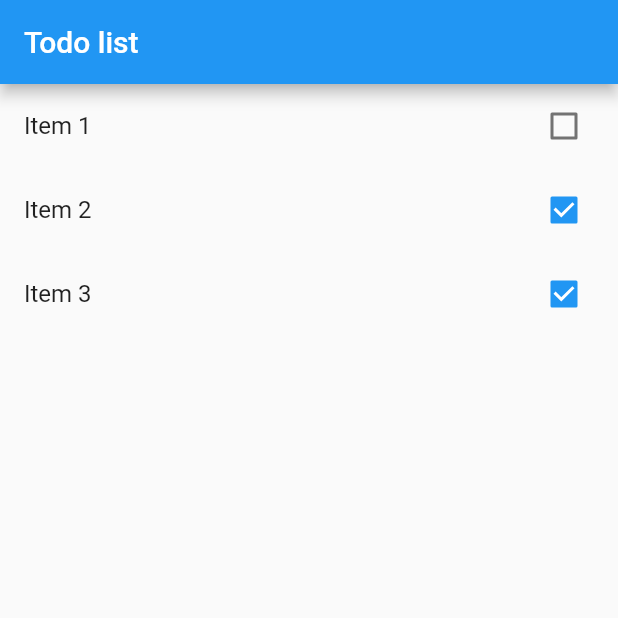
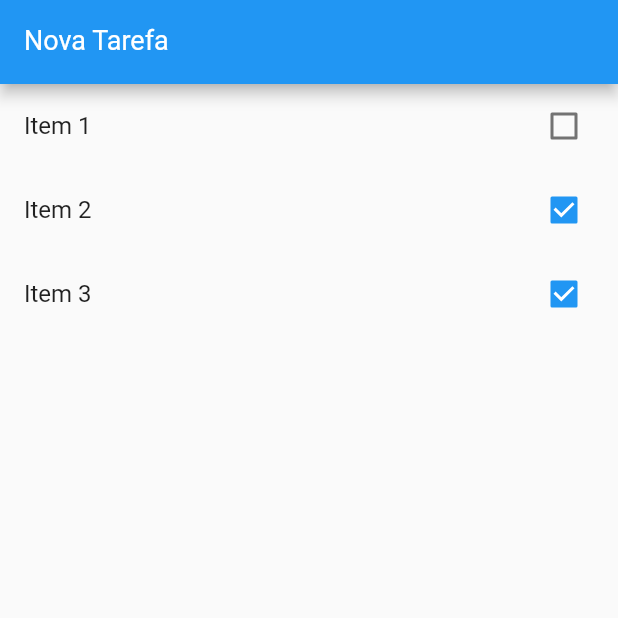
Before and after one commit to italopenha/todo_flutter, a Flutter app: the screen it shows after launch, on a phone screen of 412 x 824 dp, the top half of it. Run offline on Flutter 3.47's test engine with Material 2 defaults, Android fonts, the phone set to English and light mode, and no system bars.

Commit message:
Adicionando setState e TextFormField

```diff
--- a/lib/main.dart
+++ b/lib/main.dart
@@ -36,11 +36,26 @@ class HomePage extends StatefulWidget {
 }
 
 class _HomePageState extends State<HomePage> {
+  var newTaskCtrl = TextEditingController();
+
   @override
   Widget build(BuildContext context) {
     return Scaffold(
       appBar: AppBar(
-        title: Text("Todo list"),
+        title: TextFormField(
+          controller: newTaskCtrl,
+          keyboardType: TextInputType.text,
+          style: TextStyle(
+            color: Colors.white,
+            fontSize: 18,
+          ),
+          decoration: InputDecoration(
+            labelText: "Nova Tarefa",
+            labelStyle: TextStyle(
+              color: Colors.white,
+            ),
+          ),
+        ),
       ),
       body: ListView.builder(
         itemCount: widget.items.length,
@@ -51,7 +66,9 @@ class _HomePageState extends State<HomePage> {
             key: Key(item.title),
             value: item.done,
             onChanged: (value) {
-              print(value);
+              setState(() {
+                item.done = value;
+              });
             },
           );
         },
```
